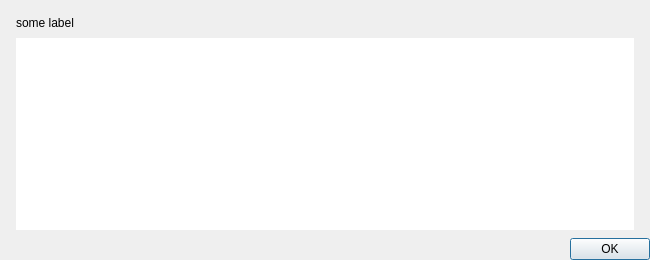
Old version of the form client/src/ui/dialogs/license_notification_dialog.ui in the repository networkoptix/nx_open.
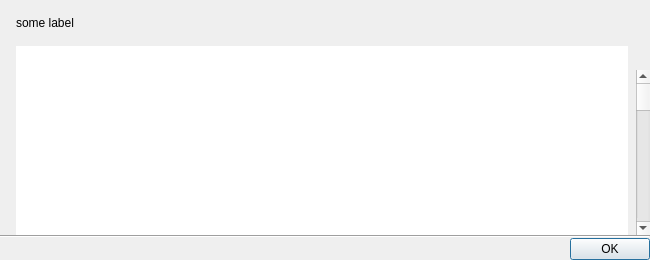
New version of the form.

Commit message:
Stylize license notification dialog.
<==== Mercurial data ====>
Branch: new_style

Patch:
```diff
--- a/client/src/ui/dialogs/license_notification_dialog.ui
+++ b/client/src/ui/dialogs/license_notification_dialog.ui
@@ -15,7 +15,7 @@
   </property>
   <layout class="QVBoxLayout" name="verticalLayout">
    <property name="spacing">
-    <number>8</number>
+    <number>0</number>
    </property>
    <property name="leftMargin">
     <number>0</number>
@@ -30,10 +30,9 @@
     <number>0</number>
    </property>
    <item>
-    <widget class="QWidget" name="widget" native="true">
-     <layout class="QVBoxLayout" name="verticalLayout_2">
+    <layout class="QVBoxLayout" name="labelLayout">
       <property name="spacing">
-       <number>8</number>
+      <number>0</number>
       </property>
       <property name="leftMargin">
        <number>16</number>
@@ -45,7 +44,7 @@
        <number>16</number>
       </property>
       <property name="bottomMargin">
-       <number>0</number>
+      <number>16</number>
       </property>
       <item>
        <widget class="QLabel" name="label">
@@ -54,6 +53,16 @@
         </property>
        </widget>
       </item>
+    </layout>
+   </item>
+   <item>
+    <layout class="QHBoxLayout" name="tableLayout" stretch="1,0">
+     <property name="spacing">
+      <number>8</number>
+     </property>
+     <property name="leftMargin">
+      <number>16</number>
+     </property>
       <item>
        <widget class="QTreeView" name="treeView">
         <property name="frameShape">
@@ -73,7 +82,40 @@
         </property>
        </widget>
       </item>
-     </layout>
+     <item>
+      <layout class="QVBoxLayout" name="scrollBarLayout" stretch="0,1">
+       <property name="spacing">
+        <number>0</number>
+       </property>
+       <property name="topMargin">
+        <number>0</number>
+       </property>
+       <item>
+        <widget class="QWidget" name="scrollBarPlaceholder" native="true">
+         <property name="minimumSize">
+          <size>
+           <width>8</width>
+           <height>24</height>
+          </size>
+         </property>
+        </widget>
+       </item>
+       <item>
+        <widget class="QScrollBar" name="verticalScrollBar">
+         <property name="orientation">
+          <enum>Qt::Vertical</enum>
+         </property>
+        </widget>
+       </item>
+      </layout>
+     </item>
+    </layout>
+   </item>
+   <item>
+    <widget class="Line" name="line">
+     <property name="orientation">
+      <enum>Qt::Horizontal</enum>
+     </property>
     </widget>
    </item>
    <item>
```
Lines whose indentation alone changed are shown as unchanged. The commit also changes 1 other file.
